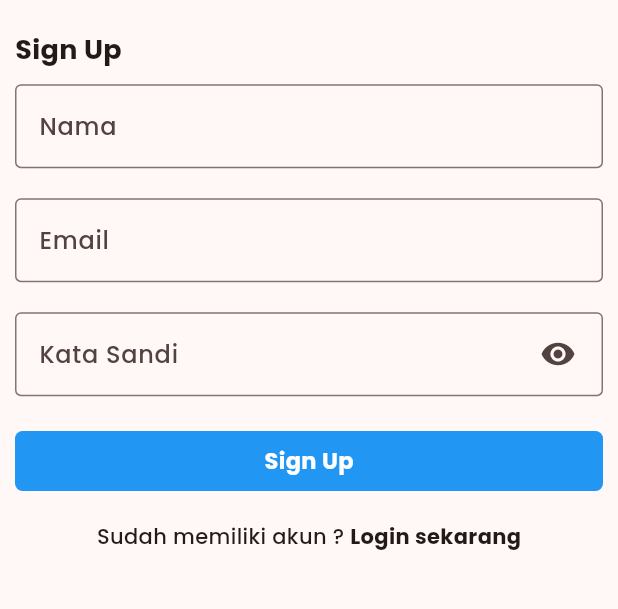
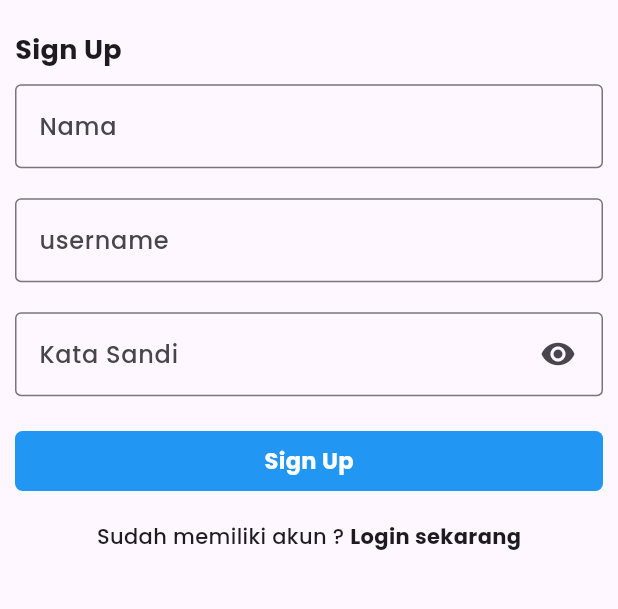
Before and after one commit to Cekepek/lectio_divina, a Flutter app: the Register screen opened directly, after a tap on "Sign Up", on a phone screen of 412 x 824 dp, the part 610-1219 px from its top. Run offline on Flutter 3.47's test engine with Material 3 defaults, Android fonts, the phone set to English and light mode, and no system bars; our stand-ins replace file_picker, flutter_colorpicker, fluttertoast, lottie, scroll_to_index, scrollable_positioned_list and 3 more; accounts and stored records are empty; network calls fail.

Commit message:
login + register ke API

```diff
--- a/lib/globals.dart
+++ b/lib/globals.dart
@@ -6,11 +6,15 @@ import 'package:lectio_divina/class/bacaan.dart';
 import 'package:lectio_divina/class/kitab.dart';
 import 'package:lectio_divina/class/komunitas.dart';
 import 'package:lectio_divina/class/ld.dart';
+import 'package:lectio_divina/class/user.dart';
 
 List<Kitab> kitab = [];
 List<LD> MyLd = [];
 List<Ayat> ayatDipilih = [];
 int bacaanDipilih = -1;
+int userid = -1;
+String tesUsername = "tes";
+String tesPassword = "tes";
 
 Color colorTheme = Color.fromRGBO(255, 141, 116, 1);
 bool backgroundMusic = true;
--- a/lib/main.dart
+++ b/lib/main.dart
@@ -3,6 +3,7 @@ import 'dart:io';
 
 import 'package:fluttertoast/fluttertoast.dart';
 import 'package:lectio_divina/model/themeModel.dart';
+import 'package:lectio_divina/screen/login.dart';
 import 'package:lectio_divina/screen/settings.dart';
 import 'package:lectio_divina/state_util.dart';
 import 'dart:ui';
@@ -30,12 +31,16 @@ Future<void> getLD() async {}
 
 Future<void> main() async {
   WidgetsFlutterBinding.ensureInitialized();
+  if (globals.userid == -1) {
+    runApp(MyLogin());
+  } else {
     await initializeDateFormatting('id_ID', null).then((_) => runApp(
           ChangeNotifierProvider(
             create: (_) => ThemeModel(),
             child: MyApp(),
           ),
         ));
+  }
 }
 
 Color themeColor = Color.fromRGBO(255, 141, 116, 1);
--- a/lib/screen/register.dart
+++ b/lib/screen/register.dart
@@ -1,5 +1,8 @@
+import 'dart:convert';
+
 import 'package:flutter/material.dart';
 import 'package:lectio_divina/screen/login.dart';
+import 'package:http/http.dart' as http;
 
 class MyRegister extends StatelessWidget {
   const MyRegister({super.key});
@@ -29,7 +32,7 @@ class Register extends StatefulWidget {
 var isObscuredRegister;
 
 class _RegisterState extends State<Register> {
-  late String email;
+  late String username;
   late String password;
   late String name;
   late String error_register;
@@ -38,11 +41,34 @@ class _RegisterState extends State<Register> {
   void initState() {
     // TODO: implement initState
     super.initState();
-    email = "";
+    username = "";
     password = "";
     name = "";
     error_register = "";
     isObscuredRegister = true;
+  }
+
+  void createAccount() async {
+    final body = jsonEncode(
+        {'username': username, 'password': password, 'nama': name, 'foto': ""});
+    final response = await http
+        .post(Uri.parse("http://sw.crossnet.co.id:5868/user"), body: body);
+    if (response.statusCode == 200) {
+      print("MASUK");
+      setState(() {
+        MyLogin();
+      });
+      Map json = jsonDecode(response.body);
+      if (json['message'] == 'berhasil') {
+        setState(() {});
+      } else {
+        setState(() {
+          error_register = "Akun gagal Dibuat";
+        });
+      }
+    } else {
+      throw Exception('Failed to read API');
+    }
   }
 
   @override
@@ -98,7 +124,7 @@ class _RegisterState extends State<Register> {
               padding: const EdgeInsets.all(10),
               child: TextField(
                 onChanged: (value) {
-                  email = value;
+                  name = value;
                 },
                 decoration: const InputDecoration(
                     border: OutlineInputBorder(),
@@ -110,12 +136,12 @@ class _RegisterState extends State<Register> {
               padding: const EdgeInsets.all(10),
               child: TextField(
                 onChanged: (value) {
-                  email = value;
+                  username = value;
                 },
                 decoration: const InputDecoration(
                     border: OutlineInputBorder(),
-                    labelText: 'Email',
-                    hintText: 'Masukkan email anda'),
+                    labelText: 'username',
+                    hintText: 'Masukkan username anda'),
               ),
             ),
             Padding(
@@ -152,7 +178,7 @@ class _RegisterState extends State<Register> {
                   padding: const EdgeInsets.all(10),
                   child: GestureDetector(
                     onTap: () {
-                      print("p");
+                      createAccount();
                     },
                     child: Container(
                       height: 40,
--- a/pubspec.yaml
+++ b/pubspec.yaml
@@ -48,6 +48,7 @@ dependencies:
   fluttertoast: ^8.2.1
   provider: ^6.0.0
   flame_audio: ^2.10.1
+  http: ^1.2.1
 
 dev_dependencies:
   flutter_test:
```
Also changed, not shown: lib/class/user.dart (added, +13 -0 lines), lib/screen/login.dart (+46 -24 lines), pubspec.lock, 2 other files. Lines whose indentation alone changed are shown as unchanged.
